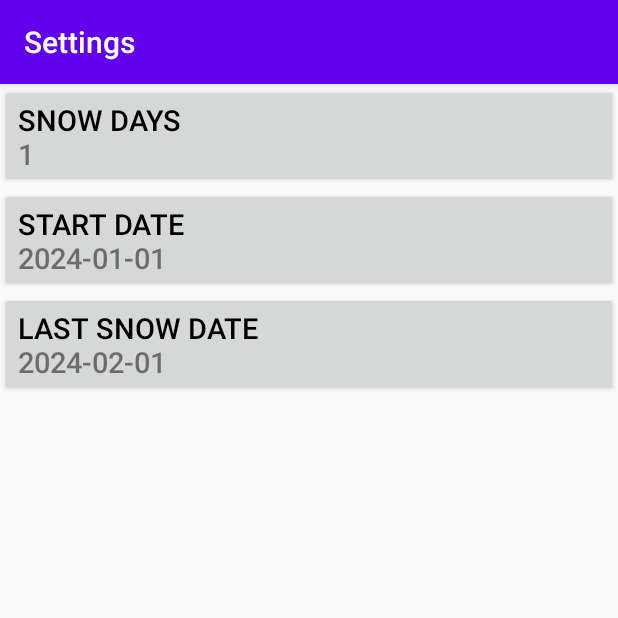
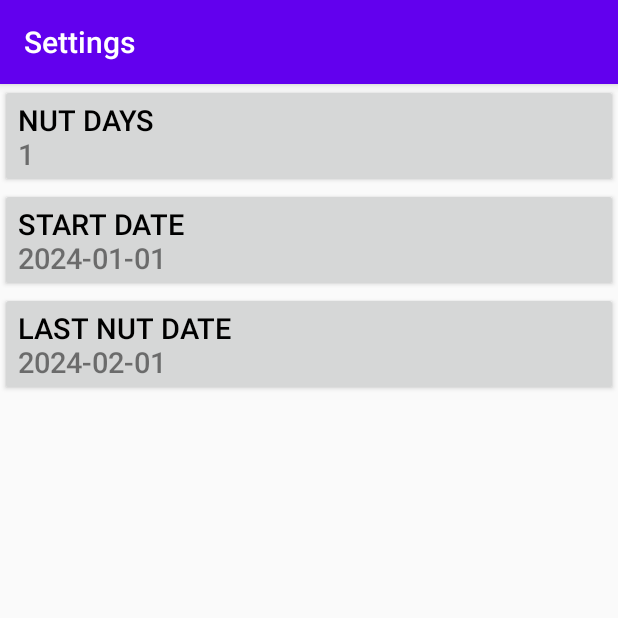
Before and after one commit to rmunuu/Endurance, an Android app: the screen it shows after launch (SettingsActivity), after a tap on an icon or button, on a phone screen of 412 x 824 dp, the top half of it. Run offline under Robolectric (Android 15) with nearby library versions, the phone set to English and light mode, and no system bars; our stand-ins replace navigation-ui.

Commit message:
replaced snow to nut

```diff
--- a/app/src/main/java/com/example/endurence/MainActivity.java
+++ b/app/src/main/java/com/example/endurence/MainActivity.java
@@ -138,9 +138,9 @@ public class MainActivity extends AppCompatActivity {
         //float calculatedAverageCycle = (float)daysSinceStartDate/(value1);
         float calculatedAverageCycle = (float)daysSinceStartDate/(value1);
 
-        timeSinceLastSnowTextView.setText("Time since last snow: " + daysSinceLastSnow);
-        averageSnowCycleTextView.setText("Average Snow Cycle: " + calculatedAverageCycle);
-        lastSnowDateTextView.setText("Last Snow Date: " + formatDate(last_date));
+        timeSinceLastSnowTextView.setText("Days Since Last Nut: " + daysSinceLastSnow);
+        averageSnowCycleTextView.setText("Average Nut Cycle: " + calculatedAverageCycle);
+        lastSnowDateTextView.setText("Last Nut Date: " + formatDate(last_date));
     }
 
     public String formatDate(String inputDate) {
--- a/app/src/main/java/com/example/endurence/SettingsActivity.java
+++ b/app/src/main/java/com/example/endurence/SettingsActivity.java
@@ -139,7 +139,7 @@ public class SettingsActivity extends AppCompatActivity {
         Button button3 = findViewById(R.id.button3);
 
         // Custom String 1
-        SpannableString styledText1 = createStyledText("Snow Days\n", String.valueOf(value1), 1.4f, 1.4f, 255, 128);
+        SpannableString styledText1 = createStyledText("Nut Days\n", String.valueOf(value1), 1.4f, 1.4f, 255, 128);
         button1.setText(styledText1);
         button1.setGravity(Gravity.LEFT | Gravity.CENTER_VERTICAL);
 
@@ -147,7 +147,7 @@ public class SettingsActivity extends AppCompatActivity {
         button2.setText(styledText2);
         button2.setGravity(Gravity.LEFT | Gravity.CENTER_VERTICAL);
 
-        SpannableString styledText3 = createStyledText("Last Snow Date\n", String.valueOf(formatDate(last_date)), 1.4f, 1.4f, 255, 128);
+        SpannableString styledText3 = createStyledText("Last Nut Date\n", String.valueOf(formatDate(last_date)), 1.4f, 1.4f, 255, 128);
         button3.setText(styledText3);
         button3.setGravity(Gravity.LEFT | Gravity.CENTER_VERTICAL);
 
--- a/app/src/main/res/values/strings.xml
+++ b/app/src/main/res/values/strings.xml
@@ -10,12 +10,12 @@
     <string name="hello_first_fragment">Hello first fragment</string>
     <string name="hello_second_fragment">Hello second fragment. Arg: %1$s</string>
 
-    <string name="snow_days">Snow Days</string>
+    <string name="snow_days">Nut Days</string>
     <string name="set_start_date">Set Start Date</string>
-    <string name="set_last_snow_date">Set Last Snow Date</string>
-    <string name="time_since_last_snow">Time since last snow</string>
-    <string name="average_snow_cycle">Average Snow Cycle</string>
-    <string name="last_snow_date">Last Snow Date</string>
+    <string name="set_last_snow_date">Set Last Nut Date</string>
+    <string name="time_since_last_snow">Time Since Last Nut</string>
+    <string name="average_snow_cycle">Average Nut Cycle</string>
+    <string name="last_snow_date">Last Nut Date</string>
 
 
 </resources>
```
